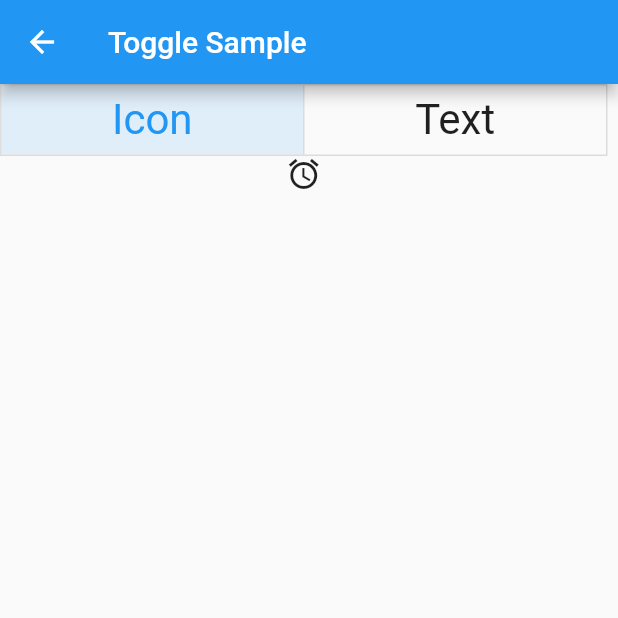
After one commit to yuto-yuto/flutter_samples, a Flutter app: the ToggleSample screen opened directly, after a tap on "Icon", on a phone screen of 412 x 824 dp, the top half of it. The commit adds this screen. Run offline on Flutter 3.47's test engine with Material 2 defaults, Android fonts, the light colour scheme and no system bars; our stand-ins replace equatable, firebase_auth, firebase_core, fl_chart, flutter_bloc, flutter_hooks and 5 more; missing offline and left inert: googleapis, grouped_expansion_tile; accounts and stored records are empty.

Commit message:
add toggle sample

```diff
--- a/lib/dart/parse.dart
+++ b/lib/dart/parse.dart
@@ -13,7 +13,7 @@ void main() {
   disp(() => int.parse(str3));
   disp(() => int.parse(str3, radix: 36)); // 29694491
 
-  print(int.parse("hoge", onError: (_) => 0)); // 0
+  // print(int.parse("hoge", onError: (_) => 0)); // 0
   print(int.tryParse("hoge") ?? 0);
 
 }
--- a/lib/main.dart
+++ b/lib/main.dart
@@ -34,6 +34,7 @@ import 'package:flutter_samples/key_detection_on_table.dart';
 import 'package:flutter_samples/select_row_with_shift_key.dart';
 import 'package:flutter_samples/bloc_pattern/main.dart';
 import 'package:flutter_samples/bloc_pattern/riverpod_main.dart';
+import 'package:flutter_samples/toggle_sample.dart';
 
 final navigatorKey = new GlobalKey<NavigatorState>();
 
@@ -113,6 +114,7 @@ class MyApp extends StatelessWidget {
       SelectRowWithShiftKey(),
       BlocPattern(),
       RiverpodPattern(),
+      ToggleSample(),
     ];
     viewList.sort((a, b) => a.runtimeType.toString().compareTo(b.runtimeType.toString()));
     final listView = ListView(children: viewList.map((e) => _createButton(e)).toList());
--- /dev/null
+++ b/lib/toggle_sample.dart
@@ -0,0 +1,62 @@
+import 'package:flutter/material.dart';
+
+class ToggleSample extends StatefulWidget {
+  const ToggleSample({Key? key}) : super(key: key);
+
+  @override
+  _ToggleSampleState createState() => _ToggleSampleState();
+}
+
+class _ToggleSampleState extends State<ToggleSample> {
+  @override
+  Widget build(BuildContext context) {
+    return Scaffold(
+      appBar: AppBar(
+        title: Text("Toggle Sample"),
+      ),
+      body: SingleChildScrollView(
+        child: Column(
+          children: [
+            _textToggle(),
+          ],
+        ),
+      ),
+    );
+  }
+
+  List<bool> _selections = List.generate(2, (index) => false);
+  Widget _textToggle() {
+    final toggle = LayoutBuilder(
+      builder: (context, constraints) {
+        return ToggleButtons(
+          constraints: BoxConstraints.expand(
+            width: constraints.maxWidth / 2 - 5,
+          ),
+          isSelected: _selections,
+          onPressed: (pressedIndex) {
+            setState(() {
+              _selections = List.generate(2, (index) => index == pressedIndex);
+            });
+          },
+          children: const [
+            Text(
+              "Icon",
+              style: TextStyle(fontSize: 28.0),
+            ),
+            Text(
+              "Text",
+              style: TextStyle(fontSize: 28.0),
+            ),
+          ],
+        );
+      },
+    );
+
+    return Column(
+      children: [
+        toggle,
+        if (_selections[0]) Icon(Icons.alarm) else Text("Alarm"),
+      ],
+    );
+  }
+}
```
Also changed, not shown: pubspec.lock.
